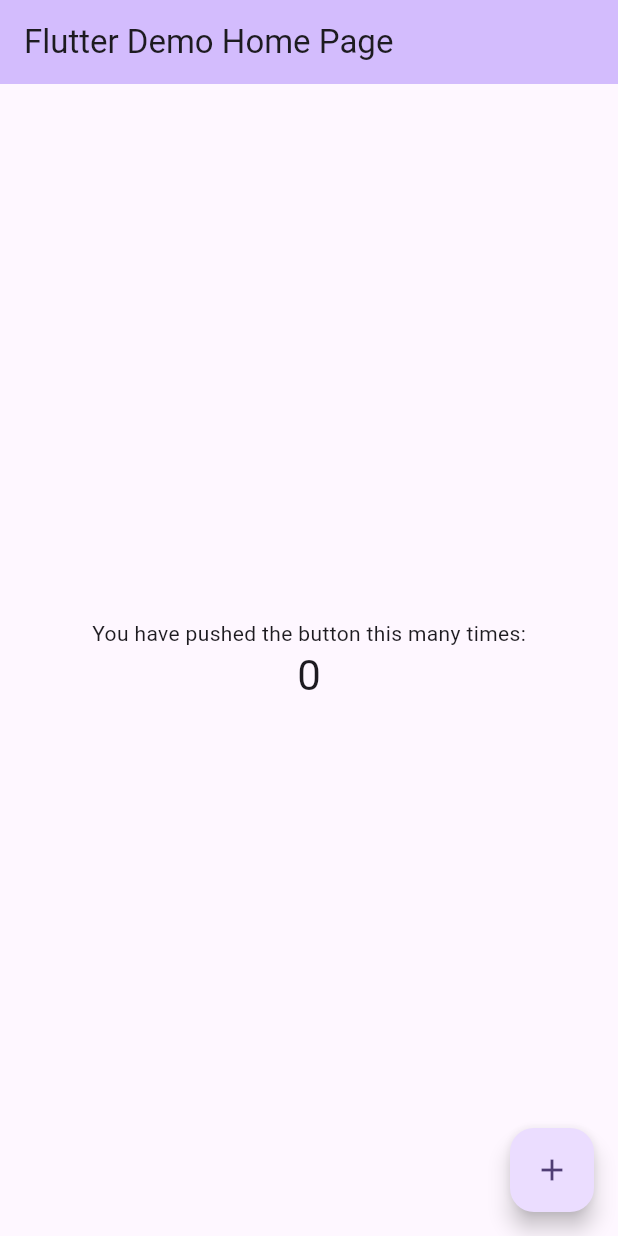
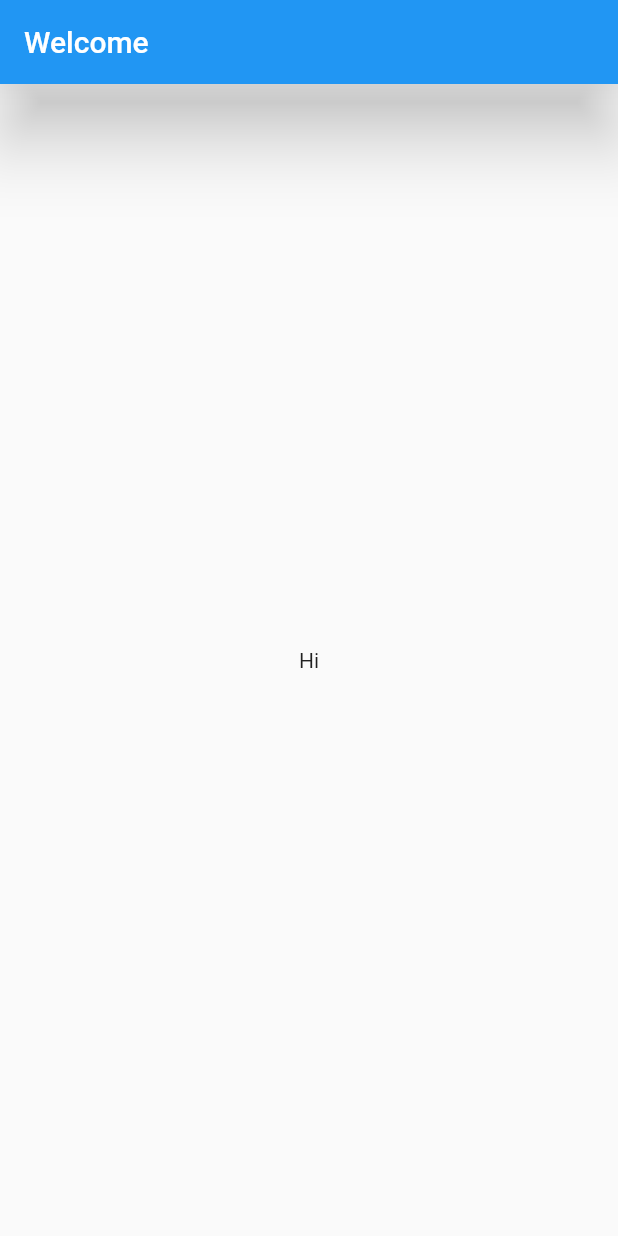
Before and after one commit to nwhsabeysekera/simple_flutter_app, a Flutter app: the screen it shows after launch, on a phone screen of 412 x 824 dp. Run offline on Flutter 3.47's test engine with Material 2 defaults, Android fonts, the phone set to English and light mode, and no system bars.

Commit message:
Create main.dart and the home_page.dart

```diff
--- a/lib/main.dart
+++ b/lib/main.dart
@@ -1,125 +1,18 @@
 import 'package:flutter/material.dart';
+import 'package:simple_flutter_app/pages/home_page.dart';
 
-void main() {
-  runApp(const MyApp());
+
+void main(){
+ runApp (const MyApp());
 }
 
-class MyApp extends StatelessWidget {
-  const MyApp({super.key});
+class MyApp extends StatelessWidget{
+   const MyApp({super.key});
 
-  // This widget is the root of your application.
   @override
   Widget build(BuildContext context) {
-    return MaterialApp(
-      title: 'Flutter Demo',
-      theme: ThemeData(
-        // This is the theme of your application.
-        //
-        // TRY THIS: Try running your application with "flutter run". You'll see
-        // the application has a blue toolbar. Then, without quitting the app,
-        // try changing the seedColor in the colorScheme below to Colors.green
-        // and then invoke "hot reload" (save your changes or press the "hot
-        // reload" button in a Flutter-supported IDE, or press "r" if you used
-        // the command line to start the app).
-        //
-        // Notice that the counter didn't reset back to zero; the application
-        // state is not lost during the reload. To reset the state, use hot
-        // restart instead.
-        //
-        // This works for code too, not just values: Most code changes can be
-        // tested with just a hot reload.
-        colorScheme: ColorScheme.fromSeed(seedColor: Colors.deepPurple),
-        useMaterial3: true,
-      ),
-      home: const MyHomePage(title: 'Flutter Demo Home Page'),
+    return const MaterialApp(
+      home: HomePage(),
     );
   }
 }
-
-class MyHomePage extends StatefulWidget {
-  const MyHomePage({super.key, required this.title});
-
-  // This widget is the home page of your application. It is stateful, meaning
-  // that it has a State object (defined below) that contains fields that affect
-  // how it looks.
-
-  // This class is the configuration for the state. It holds the values (in this
-  // case the title) provided by the parent (in this case the App widget) and
-  // used by the build method of the State. Fields in a Widget subclass are
-  // always marked "final".
-
-  final String title;
-
-  @override
-  State<MyHomePage> createState() => _MyHomePageState();
-}
-
-class _MyHomePageState extends State<MyHomePage> {
-  int _counter = 0;
-
-  void _incrementCounter() {
-    setState(() {
-      // This call to setState tells the Flutter framework that something has
-      // changed in this State, which causes it to rerun the build method below
-      // so that the display can reflect the updated values. If we changed
-      // _counter without calling setState(), then the build method would not be
-      // called again, and so nothing would appear to happen.
-      _counter++;
-    });
-  }
-
-  @override
-  Widget build(BuildContext context) {
-    // This method is rerun every time setState is called, for instance as done
-    // by the _incrementCounter method above.
-    //
-    // The Flutter framework has been optimized to make rerunning build methods
-    // fast, so that you can just rebuild anything that needs updating rather
-    // than having to individually change instances of widgets.
-    return Scaffold(
-      appBar: AppBar(
-        // TRY THIS: Try changing the color here to a specific color (to
-        // Colors.amber, perhaps?) and trigger a hot reload to see the AppBar
-        // change color while the other colors stay the same.
-        backgroundColor: Theme.of(context).colorScheme.inversePrimary,
-        // Here we take the value from the MyHomePage object that was created by
-        // the App.build method, and use it to set our appbar title.
-        title: Text(widget.title),
-      ),
-      body: Center(
-        // Center is a layout widget. It takes a single child and positions it
-        // in the middle of the parent.
-        child: Column(
-          // Column is also a layout widget. It takes a list of children and
-          // arranges them vertically. By default, it sizes itself to fit its
-          // children horizontally, and tries to be as tall as its parent.
-          //
-          // Column has various properties to control how it sizes itself and
-          // how it positions its children. Here we use mainAxisAlignment to
-          // center the children vertically; the main axis here is the vertical
-          // axis because Columns are vertical (the cross axis would be
-          // horizontal).
-          //
-          // TRY THIS: Invoke "debug painting" (choose the "Toggle Debug Paint"
-          // action in the IDE, or press "p" in the console), to see the
-          // wireframe for each widget.
-          mainAxisAlignment: MainAxisAlignment.center,
-          children: <Widget>[
-            const Text(
-              'You have pushed the button this many times:',
-            ),
-            Text(
-              '$_counter',
-              style: Theme.of(context).textTheme.headlineMedium,
-            ),
-          ],
-        ),
-      ),
-      floatingActionButton: FloatingActionButton(
-        onPressed: _incrementCounter,
-        tooltip: 'Increment',
-        child: const Icon(Icons.add),
-      ), // This trailing comma makes auto-formatting nicer for build methods.
-    );
-  }
-}
--- /dev/null
+++ b/lib/pages/home_page.dart
@@ -0,0 +1,22 @@
+import 'package:flutter/material.dart';
+
+void main(){
+
+}
+
+class HomePage extends StatelessWidget{
+  const HomePage({super.key});
+
+  @override
+  Widget build(BuildContext context) {
+    return Scaffold(
+      appBar : AppBar(
+      title: const Text("Welcome"),
+      elevation: 20,
+      ),
+      body: const Center(
+          child: Text("Hi"),
+      )
+    );
+  }
+}
```
